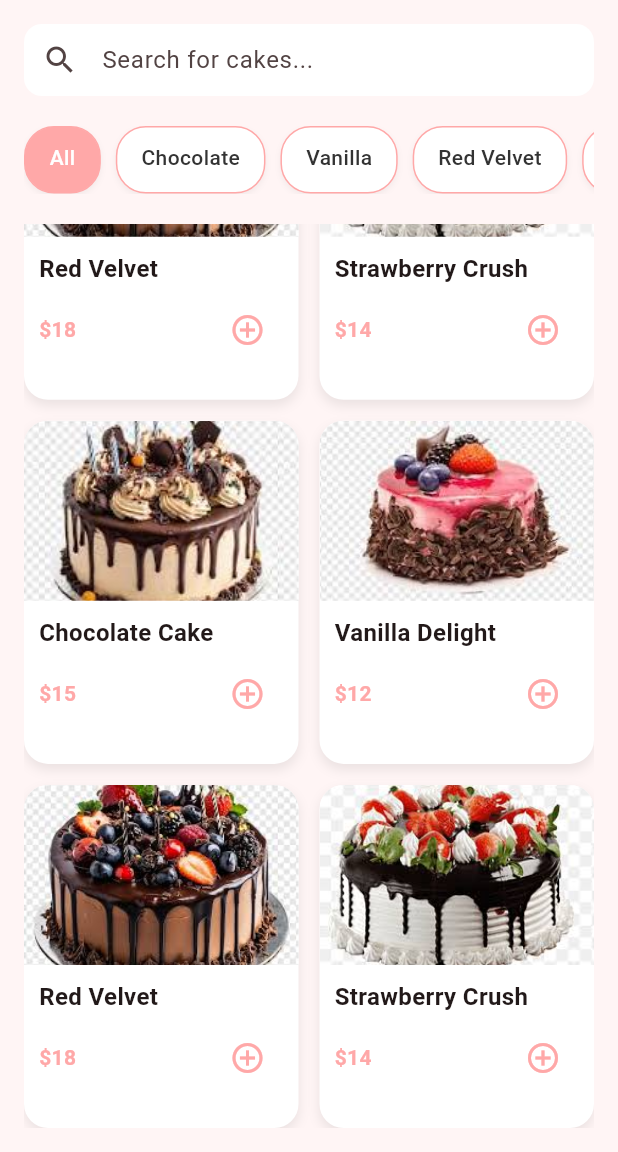
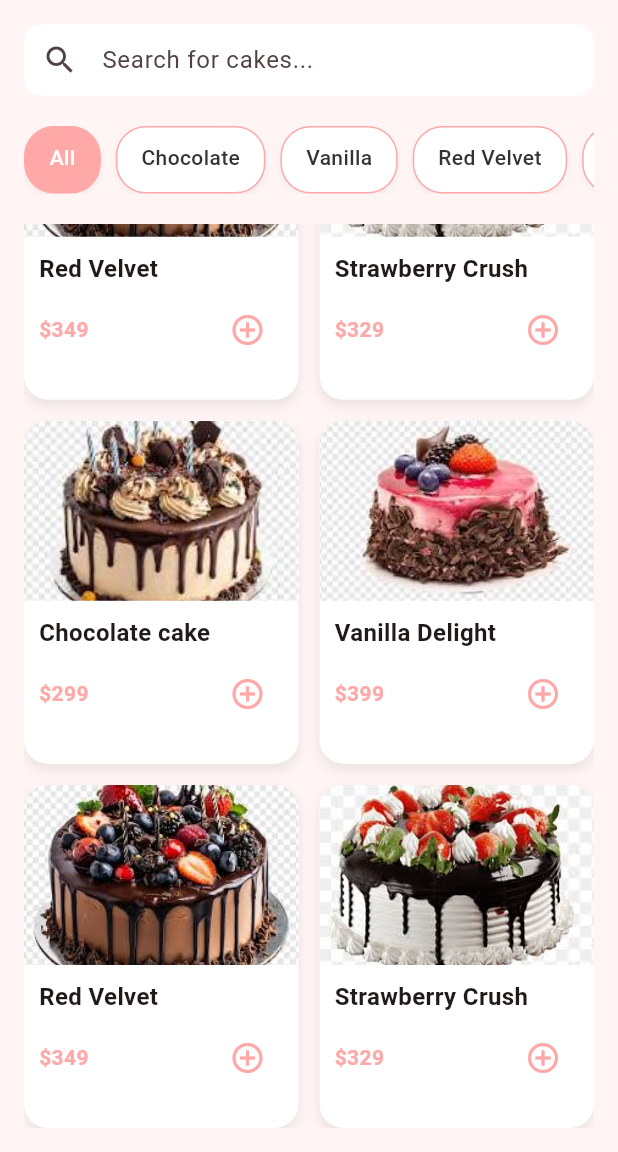
Before and after one commit to ItsAmaan09/cake-house, a Flutter app: the HomeScreen screen opened by its route, scrolled down 354 dp, on a phone screen of 412 x 824 dp, the part 84-1236 px from its top. Run offline on Flutter 3.47's test engine with Material 3 defaults, Android fonts, the light colour scheme and no system bars; Roboto replaces fonts that are missing (Poppins).

Commit message:
some dummy data

```diff
--- /dev/null
+++ b/lib/data/sample_cake.dart
@@ -0,0 +1,16 @@
+import 'package:cake_house/models/cake.dart';
+
+class SampleCake {
+  static List<Cake> all() {
+    return [
+      Cake(name: 'Chocolate cake', price: '299', image: 'assets/cake1.jpg'),
+      Cake(name: 'Vanilla Delight', price: '399', image: 'assets/cake2.jpg'),
+      Cake(name: 'Red Velvet', price: '349', image: 'assets/cake3.jpg'),
+      Cake(name: 'Strawberry Crush', price: '329', image: 'assets/cake4.jpg'),
+      Cake(name: 'Chocolate cake', price: '299', image: 'assets/cake1.jpg'),
+      Cake(name: 'Vanilla Delight', price: '399', image: 'assets/cake2.jpg'),
+      Cake(name: 'Red Velvet', price: '349', image: 'assets/cake3.jpg'),
+      Cake(name: 'Strawberry Crush', price: '329', image: 'assets/cake4.jpg'),
+    ];
+  }
+}
--- /dev/null
+++ b/lib/data/sample_categories.dart
@@ -0,0 +1,12 @@
+class SampleCategories {
+  static List<String> all() {
+    return [
+      'All',
+      'Chocolate',
+      'Vanilla',
+      'Red Velvet',
+      'Strawberry',
+      'Fruit'
+    ];
+  }
+}
--- a/lib/features/home/home_screen.dart
+++ b/lib/features/home/home_screen.dart
@@ -1,3 +1,6 @@
+import 'package:cake_house/data/sample_cake.dart';
+import 'package:cake_house/data/sample_categories.dart';
+import 'package:cake_house/models/cake.dart';
 import 'package:flutter/material.dart';
 import '../../core/theme/app_colors.dart';
 import 'widgets/category_chip.dart';
@@ -13,25 +16,9 @@ class HomeScreen extends StatefulWidget {
 class _HomeScreenState extends State<HomeScreen> {
   int selectedCategory = 0;
 
-  final List<String> categories = [
-    'All',
-    'Chocolate',
-    'Vanilla',
-    'Red Velvet',
-    'Strawberry',
-    'Fruit',
-  ];
+  final List<String> categories = SampleCategories.all();
 
-  final List<Map<String, String>> cakes = [
-    {'image': 'assets/cake1.jpg', 'name': 'Chocolate Cake', 'price': '15'},
-    {'image': 'assets/cake2.jpg', 'name': 'Vanilla Delight', 'price': '12'},
-    {'image': 'assets/cake3.jpg', 'name': 'Red Velvet', 'price': '18'},
-    {'image': 'assets/cake4.jpg', 'name': 'Strawberry Crush', 'price': '14'},
-    {'image': 'assets/cake1.jpg', 'name': 'Chocolate Cake', 'price': '15'},
-    {'image': 'assets/cake2.jpg', 'name': 'Vanilla Delight', 'price': '12'},
-    {'image': 'assets/cake3.jpg', 'name': 'Red Velvet', 'price': '18'},
-    {'image': 'assets/cake4.jpg', 'name': 'Strawberry Crush', 'price': '14'},
-  ];
+  final List<Cake> cakes = SampleCake.all();
 
   @override
   Widget build(BuildContext context) {
@@ -39,13 +26,21 @@ class _HomeScreenState extends State<HomeScreen> {
       backgroundColor: AppColors.background,
       appBar: AppBar(
         backgroundColor: Colors.transparent,
-        elevation: 0,
-        title: const Text("CakeHouse 🍰",
-            style: TextStyle(fontWeight: FontWeight.bold, color: AppColors.textDark)),
+        elevation: 0.5,
+        title: const Text(
+          "CakeHouse 🍰",
+          style: TextStyle(
+            fontWeight: FontWeight.bold,
+            color: AppColors.textDark,
+          ),
+        ),
         actions: [
           IconButton(
             onPressed: () {},
-            icon: const Icon(Icons.shopping_cart_outlined, color: AppColors.textDark),
+            icon: const Icon(
+              Icons.shopping_cart_outlined,
+              color: AppColors.textDark,
+            ),
           ),
         ],
       ),
@@ -101,9 +96,9 @@ class _HomeScreenState extends State<HomeScreen> {
                 itemBuilder: (context, index) {
                   final cake = cakes[index];
                   return CakeCard(
-                    image: cake['image']!,
-                    name: cake['name']!,
-                    price: cake['price']!,
+                    image: cake.image,
+                    name: cake.name,
+                    price: cake.price,
                     onTap: () {
                       // TODO: Navigate to Cake Detail Screen
                     },
--- a/lib/features/home/widgets/cake_card.dart
+++ b/lib/features/home/widgets/cake_card.dart
@@ -25,7 +25,7 @@ class CakeCard extends StatelessWidget {
           borderRadius: BorderRadius.circular(16),
           boxShadow: [
             BoxShadow(
-              color: Colors.black.withOpacity(0.08),
+              color: Colors.black.withValues(alpha: 0.08),
               blurRadius: 6,
               offset: const Offset(0, 4),
             ),
--- a/lib/features/splash/splash_screen.dart
+++ b/lib/features/splash/splash_screen.dart
@@ -24,7 +24,7 @@ class _SplashScreenState extends State<SplashScreen> {
   @override
   Widget build(BuildContext context) {
     return Scaffold(
-      backgroundColor: AppColors.primary,
+      backgroundColor: Colors.white,
       body: Center(child: Image.asset('assets/logo.png', width: 150)),
     );
   }
--- /dev/null
+++ b/lib/models/cake.dart
@@ -0,0 +1,13 @@
+class Cake {
+  final String name;
+  final String? description;
+  final String price;
+  final String image;
+
+  const Cake({
+    required this.name,
+    this.description,
+    required this.price,
+    required this.image,
+  });
+}
```
